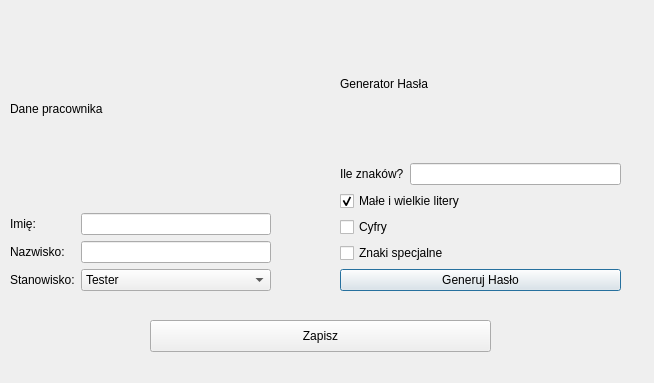
Qt form layout.ui (Jakub3Tp/Egzamin_dom) before a commit.
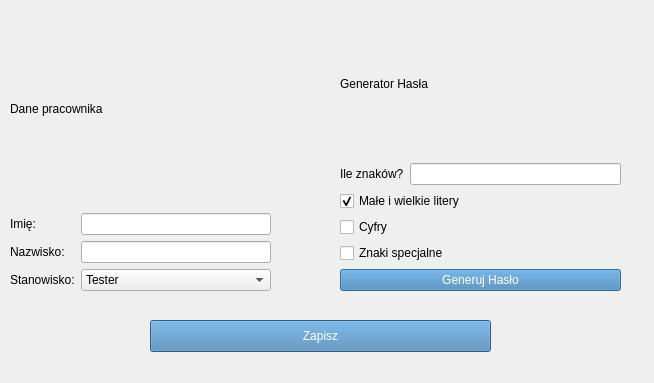
The same form after that commit.

```diff
--- a/layout.ui
+++ b/layout.ui
@@ -136,6 +136,10 @@
     </item>
     <item row="5" column="0" colspan="2">
      <widget class="QPushButton" name="generate">
+      <property name="styleSheet">
+       <string notr="true">background-color: #4682B4;
+color: white</string>
+      </property>
       <property name="text">
        <string>Generuj Hasło</string>
       </property>
@@ -152,6 +156,10 @@
      <height>32</height>
     </rect>
    </property>
+   <property name="styleSheet">
+    <string notr="true">background-color: #4682B4;
+color: white</string>
+   </property>
    <property name="text">
     <string>Zapisz</string>
    </property>
```
